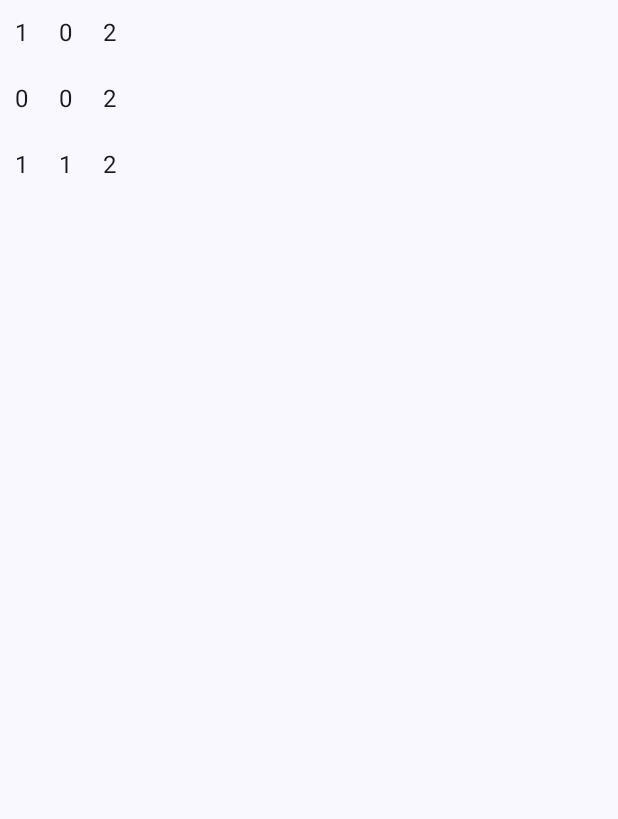
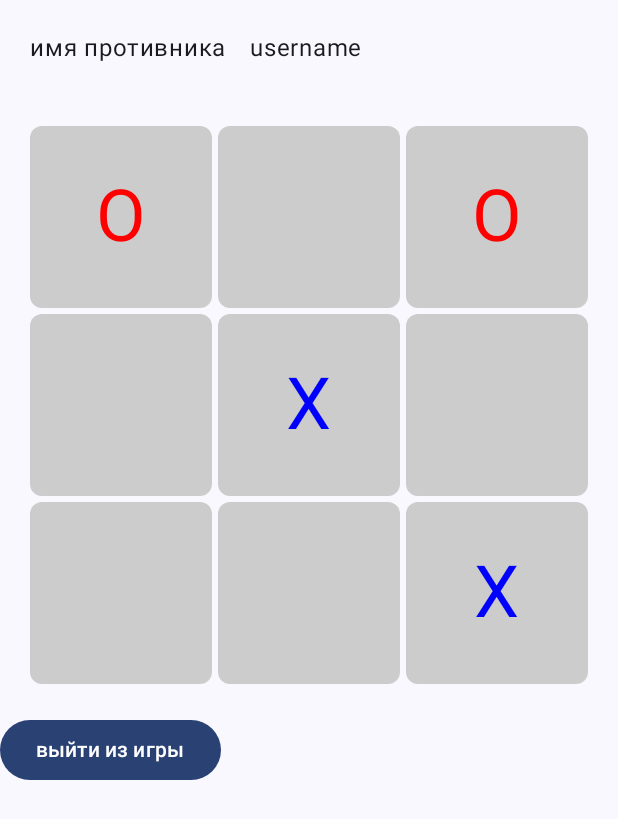
Before and after one commit to nibelung-dt/Tic-tac-toe, an Android app built with Jetpack Compose: the GameScreenRoute screen opened through its navigation route, on a phone screen of 412 x 824 dp. Before the commit the part shown is almost empty. Shown: the top 819 px of the screen. Run offline under Robolectric (Android 15) with nearby library versions, the phone set to English and light mode, and no system bars.

Commit message:
Создал игровое поле

```diff
--- a/app/src/main/java/com/tarasov/tic_tac_toe/MainActivity.kt
+++ b/app/src/main/java/com/tarasov/tic_tac_toe/MainActivity.kt
@@ -12,6 +12,7 @@ import androidx.navigation.compose.NavHost
 import androidx.navigation.compose.rememberNavController
 import com.tarasov.tic_tac_toe.navigation.Routes
 import com.tarasov.tic_tac_toe.navigation.authGraph
+import com.tarasov.tic_tac_toe.navigation.gameGraph
 import com.tarasov.tic_tac_toe.navigation.lobbyGraph
 import com.tarasov.tic_tac_toe.ui.theme.TictactoeTheme
 
@@ -41,6 +42,9 @@ class MainActivity : ComponentActivity() {
                         lobbyGraph(
                             onEnterToGame = { navController.navigate(Routes.GAME) },
                         )
+                        gameGraph(
+                            onExitFromGame = { navController.navigate(Routes.LOBBY) },
+                        )
                     }
                 }
             }
--- a/app/src/main/java/com/tarasov/tic_tac_toe/navigation/Routes.kt
+++ b/app/src/main/java/com/tarasov/tic_tac_toe/navigation/Routes.kt
@@ -4,7 +4,7 @@ import androidx.navigation.NavGraphBuilder
 import androidx.navigation.compose.composable
 import com.tarasov.tic_tac_toe.screens.LobbyRoute
 import com.tarasov.tic_tac_toe.screens.LoginRoute
-import com.tarasov.tic_tac_toe.screens.gameScreen.GameScreen
+import com.tarasov.tic_tac_toe.screens.gameScreen.GameScreenRoute
 
 /**
  * Единый реестр маршрутов. Строки-константы вместо магии в местах вызова.
@@ -26,12 +26,18 @@ fun NavGraphBuilder.authGraph(
 }
 
 fun NavGraphBuilder.lobbyGraph(
-    onEnterToGame: () -> Unit,
+    onEnterToGame: () -> Unit
 ) {
     composable(Routes.LOBBY) {
         LobbyRoute(onEnterToGame = onEnterToGame)
     }
+
+}
+
+fun NavGraphBuilder.gameGraph(
+    onExitFromGame: () -> Unit
+) {
     composable(Routes.GAME) {
-        GameScreen()
+        GameScreenRoute(onExitFromGame = onExitFromGame)
     }
 }
--- a/app/src/main/java/com/tarasov/tic_tac_toe/screens/LoginScreen.kt
+++ b/app/src/main/java/com/tarasov/tic_tac_toe/screens/LoginScreen.kt
@@ -19,7 +19,6 @@ import androidx.compose.material3.Text
 import androidx.compose.material3.TextButton
 import androidx.compose.runtime.Composable
 import androidx.compose.runtime.getValue
-import androidx.compose.runtime.remember
 import androidx.compose.ui.Alignment
 import androidx.compose.ui.Modifier
 import androidx.compose.ui.platform.LocalSoftwareKeyboardController
--- a/app/src/main/java/com/tarasov/tic_tac_toe/screens/gameScreen/GameScreen.kt
+++ b/app/src/main/java/com/tarasov/tic_tac_toe/screens/gameScreen/GameScreen.kt
@@ -1,79 +1,128 @@
 package com.tarasov.tic_tac_toe.screens.gameScreen
 
+import androidx.compose.foundation.background
+import androidx.compose.foundation.clickable
+import androidx.compose.foundation.layout.Box
 import androidx.compose.foundation.layout.Column
+import androidx.compose.foundation.layout.PaddingValues
 import androidx.compose.foundation.layout.Row
+import androidx.compose.foundation.layout.Spacer
+import androidx.compose.foundation.layout.aspectRatio
+import androidx.compose.foundation.layout.fillMaxWidth
 import androidx.compose.foundation.layout.padding
-import androidx.compose.material3.MaterialTheme
+import androidx.compose.foundation.layout.width
+import androidx.compose.foundation.lazy.grid.GridCells
+import androidx.compose.foundation.lazy.grid.LazyVerticalGrid
+import androidx.compose.foundation.lazy.grid.itemsIndexed
+import androidx.compose.foundation.shape.RoundedCornerShape
 import androidx.compose.material3.Text
 import androidx.compose.runtime.Composable
 import androidx.compose.runtime.getValue
+import androidx.compose.ui.Alignment
 import androidx.compose.ui.Modifier
+import androidx.compose.ui.graphics.Color
 import androidx.compose.ui.tooling.preview.Preview
 import androidx.compose.ui.unit.dp
+import androidx.compose.ui.unit.sp
 import androidx.lifecycle.compose.collectAsStateWithLifecycle
-import com.tarasov.tic_tac_toe.screens.LoginViewModel
 import com.tarasov.tic_tac_toe.ui.theme.TictactoeTheme
 import org.koin.androidx.compose.koinViewModel
+import androidx.compose.material3.Button
+import com.tarasov.tic_tac_toe.screens.LobbyScreen
+import com.tarasov.tic_tac_toe.screens.LobbyViewModel
 
+
+@Composable
+fun GameScreenRoute(
+    onExitFromGame: () -> Unit,
+    modifier: Modifier = Modifier,
+    viewModel: GameViewModel = koinViewModel(),
+) {
+    val gameState by viewModel.gameState.collectAsStateWithLifecycle()
+
+    GameScreen(
+        gameState = gameState,
+        onExitFromGame = { onExitFromGame() },
+        modifier = modifier
+    )
+}
 
 @Composable
 fun GameScreen(
     modifier: Modifier = Modifier,
-    viewModel: GameViewModel = koinViewModel(),
+    gameState: GameState,
+    onExitFromGame: () -> Unit,
 ) {
-    val listState by viewModel.gameState.collectAsStateWithLifecycle()
 
-
-
-    Column() {
-        Row {
-            Cell(listState[0][0])
-            Cell(listState[0][1])
-            Cell(listState[0][2])
+    Column {
+        Row(modifier = Modifier.padding(20.dp)) {
+            Text(text = "имя противника")
+            Spacer(Modifier.width(15.dp))
+            Text(text = "username")
         }
 
-        Row {
-            Cell(listState[1][0])
-            Cell(listState[1][1])
-            Cell(listState[1][2])
+        Grid(
+            board = gameState.board,
+            onCellClick = { }
+        )
+
+        Button(
+            onClick = { onExitFromGame() }
+        ) {
+            Text(text = "выйти из игры")
         }
+    }
 
-        Row {
-            Cell(listState[2][0])
-            Cell(listState[2][1])
-            Cell(listState[2][2])
+}
+
+@Composable
+fun Grid(
+    board: List<CellType>,
+    onCellClick: (Int) -> Unit,
+    modifier: Modifier = Modifier
+) {
+    LazyVerticalGrid(
+        columns = GridCells.Fixed(3),
+        modifier = modifier
+            .fillMaxWidth()
+            .aspectRatio(1f)
+            .padding(16.dp),
+        contentPadding = PaddingValues(4.dp),
+        horizontalArrangement = androidx.compose.foundation.layout.Arrangement.spacedBy(4.dp),
+        verticalArrangement = androidx.compose.foundation.layout.Arrangement.spacedBy(4.dp)
+    ) {
+        itemsIndexed(board) { index, state ->
+            Cell(
+                state = state,
+                modifier = Modifier
+                    .fillMaxWidth()
+                    .aspectRatio(1f), // Каждая ячейка строго квадратная
+                onClick = { onCellClick(index) }
+            )
         }
     }
 }
 
 
+
+
 @Composable
-fun Cell(value: Int) {
-    Text(
-        modifier = Modifier.padding(10.dp),
-        text = value.toString(),
-    )
-}
-
-@Preview(showBackground = true)
-@Composable
-fun CellPreview(value: Int = 0) {
-    Text(
-        modifier = Modifier.padding(10.dp),
-        text = value.toString(),
-    )
-}
-
-@Preview(showBackground = true)
-@Composable
-fun GameScreenPreview() {
-    //TODO нужно доработать эту функцию
-
-    // listOf(listOf(1, 0, 2), listOf(0, 0, 2), listOf(1, 1, 2))
-
-    TictactoeTheme {
-        GameScreen(
-
-        )
+fun Cell(
+    state: CellType,
+    modifier: Modifier = Modifier,
+    onClick: () -> Unit
+) {
+    Box(
+        modifier = modifier
+            .clickable { onClick() }
+            .background(Color.LightGray, RoundedCornerShape(8.dp)),
+        contentAlignment = Alignment.Center
+    ) {
+        //TODO возможно, этот when нужно перенести в ViewModel
+        when (state) {
+            CellType.X -> Text("X", fontSize = 48.sp, color = Color.Blue)
+            CellType.O -> Text("O", fontSize = 48.sp, color = Color.Red)
+            CellType.EMPTY -> { /* Пусто */ }
+        }
     }
 }
--- /dev/null
+++ b/app/src/main/java/com/tarasov/tic_tac_toe/screens/gameScreen/GameState.kt
@@ -0,0 +1,17 @@
+package com.tarasov.tic_tac_toe.screens.gameScreen
+
+
+data class GameState(
+    val board: List<CellType> = List(9) { CellType.EMPTY },
+    val currentTurn: CellType = CellType.X,
+    val status: GamePhase = GamePhase.InProgress
+)
+
+sealed interface GamePhase {
+    object InProgress : GamePhase
+    data class Winner(val symbol: Mark) : GamePhase
+}
+
+enum class Mark { X, O , DRAW}
+
+enum class CellType { X, O, EMPTY }
--- a/app/src/main/java/com/tarasov/tic_tac_toe/screens/gameScreen/GameViewModel.kt
+++ b/app/src/main/java/com/tarasov/tic_tac_toe/screens/gameScreen/GameViewModel.kt
@@ -6,13 +6,21 @@ import kotlinx.coroutines.flow.StateFlow
 
 class GameViewModel(): ViewModel() {
     //TODO StateFlow или SharedFlow ?
-    private val _gameState: MutableStateFlow<List<List<Int>>> = MutableStateFlow(emptyList())
+    private val _gameState: MutableStateFlow<GameState> = MutableStateFlow(GameState())
   //  val gameState: StateFlow<List<List<Int>>> = _gameState
-    val gameState: MutableStateFlow<List<List<Int>>> = _gameState
+    val gameState: StateFlow<GameState> = _gameState
 
-    private val testList = listOf(listOf(1, 0, 2), listOf(0, 0, 2), listOf(1, 1, 2))
+  //  private val testList = listOf(listOf(1, 0, 2), listOf(0, 0, 2), listOf(1, 1, 2))
 
     init {
-        gameState.value = testList
+       // val x = CellState
+        val test = GameState(board = listOf(
+            CellType.O, CellType.EMPTY, CellType.O,
+            CellType.EMPTY, CellType.X, CellType.EMPTY,
+            CellType.EMPTY, CellType.EMPTY, CellType.X
+            )
+        )
+        _gameState.value = test
+
     }
 }
```
